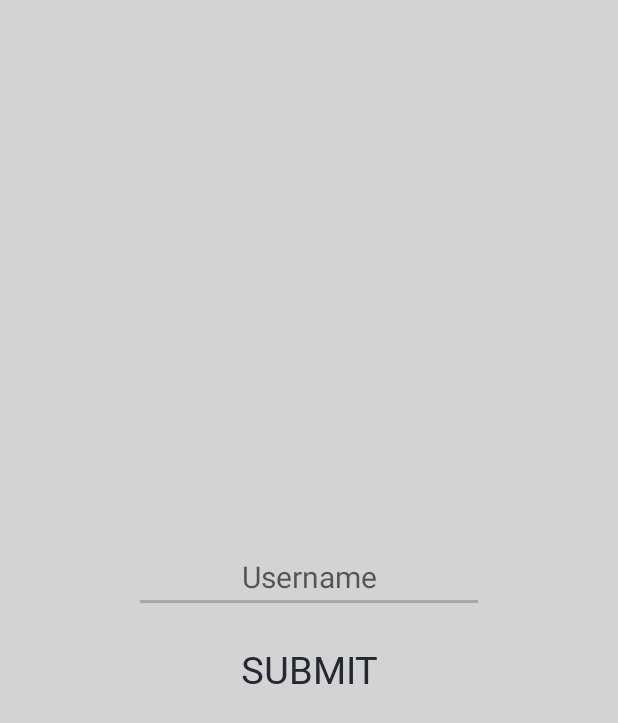
After one commit to zyngjaku/floors-android-game, an Android app: the LoginActivity screen opened directly, with no data from a screen before it, on a phone screen of 412 x 824 dp. The commit adds this screen. Shown: the top 723 px of the screen. Run offline under Robolectric (Android 15) with nearby library versions, the phone set to English and light mode, and no system bars; libraries missing offline, so code that uses them is left out: com.mysql.cj.

Commit message:
Added bestScore + LoginActivity

```diff
--- a/app/src/main/AndroidManifest.xml
+++ b/app/src/main/AndroidManifest.xml
@@ -1,6 +1,9 @@
 <?xml version="1.0" encoding="utf-8"?>
 <manifest xmlns:android="http://schemas.android.com/apk/res/android"
     package="io.github.zyngjaku.floors">
+
+    <uses-permission android:name="android.permission.INTERNET" />
+    <uses-permission android:name="android.permission.ACCESS_NETWORK_STATE" />
 
     <application
         android:allowBackup="true"
@@ -17,6 +20,8 @@
                 <category android:name="android.intent.category.LAUNCHER" />
             </intent-filter>
         </activity>
+        <activity android:name=".LoginActivity">
+        </activity>
         <activity android:name=".StatisticsActivity">
         </activity>
         <activity android:name=".GameActivity">
--- /dev/null
+++ b/app/src/main/java/io/github/zyngjaku/floors/LoginActivity.java
@@ -0,0 +1,103 @@
+package io.github.zyngjaku.floors;
+
+import android.app.Activity;
+import android.app.ProgressDialog;
+import android.content.Context;
+import android.content.Intent;
+import android.content.SharedPreferences;
+import android.os.Bundle;
+import android.util.Log;
+import android.view.View;
+import android.view.Window;
+import android.view.WindowManager;
+import android.widget.EditText;
+import android.widget.Toast;
+
+import com.mysql.cj.xdevapi.Collection;
+import com.mysql.cj.xdevapi.DbDoc;
+import com.mysql.cj.xdevapi.DbDocImpl;
+import com.mysql.cj.xdevapi.DocResult;
+import com.mysql.cj.xdevapi.JsonNumber;
+import com.mysql.cj.xdevapi.JsonString;
+import com.mysql.cj.xdevapi.Schema;
+import com.mysql.cj.xdevapi.Session;
+import com.mysql.cj.xdevapi.SessionFactory;
+
+import java.util.UUID;
+
+public class LoginActivity extends Activity {
+
+    private EditText usernameEditText;
+
+    @Override
+    protected void onCreate(Bundle savedInstanceState) {
+        super.onCreate(savedInstanceState);
+
+        this.getWindow().setFlags(WindowManager.LayoutParams.FLAG_FULLSCREEN, WindowManager.LayoutParams.FLAG_FULLSCREEN);
+        this.requestWindowFeature(Window.FEATURE_NO_TITLE);
+        this.setContentView(R.layout.activity_login);
+
+        usernameEditText = findViewById(R.id.username_edit_text);
+    }
+
+    private boolean isUsernameValid() {
+
+        return (usernameEditText.getText().toString().length() > 2);
+    }
+
+    public void onClickSubmit(View view) {
+        if (isUsernameValid()) {
+            SharedPreferences prefs = this.getSharedPreferences("AGH-Floors", Context.MODE_PRIVATE);
+
+            SharedPreferences.Editor editor = prefs.edit();
+            editor.putString("uniqueID", UUID.randomUUID().toString());
+            editor.putString("username", usernameEditText.getText().toString());
+            editor.apply();
+
+            //TODO: Insert do database uniqueID & username & best score dostępne pod
+            //prefs.getString("uniqueID", "null");
+            //prefs.getString("username", "null");
+            //prefs.getInt("bestScore", 0);
+        } else {
+            Toast.makeText(LoginActivity.this, "Username should have at least 3 characters!", Toast.LENGTH_LONG).show();
+        }
+    }
+
+    /*
+    public void addUserToStatistics() {
+        final ProgressDialog progressDialog = ProgressDialog.show(this, "","Please wait...", true);
+
+        Thread thread = new Thread(new Runnable() {
+            @Override
+            public void run() {
+                Session session = new SessionFactory().getSession("mysqlx://mysql.agh.edu.pl:33060/zyngier2?user=zyngier2&password=XLyfHv87RCN0QfsF");
+                System.err.println("Connected!");
+
+                SignInActivity.this.runOnUiThread(new Runnable() {
+                    public void run() {
+                        progressDialog.cancel();
+                        Toast.makeText(getApplicationContext(), "There are some troubles with server!", Toast.LENGTH_LONG).show();
+                    }
+                });
+
+                try {
+                    //Class.forName("com.mysql.jdbc.Driver");
+                    Class.forName("com.mysql.jdbc.Driver");
+                    Connection conn = DriverManager.getConnection("jdbc:msql://mysql.agh.edu.pl:3306/zyngier2", "zyngier2", "XLyfHv87RCN0QfsF");
+                    //Connection connection = DriverManager.getConnection("jdbc:mysql://192.168.1.2:3306/android", "andro", "andro");
+
+                    Statement st = conn.createStatement();
+                    st.executeUpdate("INSERT INTO ranking VALUES (1,'test',1)");
+                    conn.close();
+                } catch (Exception e) {
+                    System.err.println(e.getMessage());
+                }
+
+
+            }
+        });
+
+        thread.start();
+    }
+    */
+}
--- a/app/src/main/java/io/github/zyngjaku/floors/StatisticsActivity.java
+++ b/app/src/main/java/io/github/zyngjaku/floors/StatisticsActivity.java
@@ -15,9 +15,11 @@ public class StatisticsActivity extends Activity {
         this.requestWindowFeature(Window.FEATURE_NO_TITLE);
         this.setContentView(R.layout.activity_statistics);
 
+        //TODO: show best score and our score + position
         //SharedPreferences prefs = this.getSharedPreferences("AGH-Floors", Context.MODE_PRIVATE);
-        //String uniqueID = prefs.getString("uniqueID", "null");
-        //uniqueID dla użytkownika (powinno dzialac ale nei testowane)
+        //prefs.getString("uniqueID", "null");
+        //prefs.getInt("bestScore", 0);
+        //uniqueID dla użytkownika (powinno dzialac ale nie testowane)
     }
 
 }
--- a/app/src/main/java/io/github/zyngjaku/floors/game/Score.java
+++ b/app/src/main/java/io/github/zyngjaku/floors/game/Score.java
@@ -43,4 +43,8 @@ public class Score {
     public void incrScore() {
         this.score += 1;
     }
+
+    public int getScore() {
+        return score;
+    }
 }
--- /dev/null
+++ b/app/src/main/res/layout/activity_login.xml
@@ -0,0 +1,42 @@
+<?xml version="1.0" encoding="utf-8"?>
+<androidx.constraintlayout.widget.ConstraintLayout xmlns:android="http://schemas.android.com/apk/res/android"
+    xmlns:app="http://schemas.android.com/apk/res-auto"
+    xmlns:tools="http://schemas.android.com/tools"
+    android:layout_width="match_parent"
+    android:layout_height="match_parent"
+    android:background="@color/mainActivityBackground"
+    tools:context=".LoginActivity">
+
+    <LinearLayout
+        android:layout_width="match_parent"
+        android:layout_height="match_parent"
+        android:gravity="center"
+        android:orientation="vertical">
+
+        <EditText
+            android:id="@+id/username_edit_text"
+            android:layout_width="wrap_content"
+            android:layout_height="wrap_content"
+            android:ems="10"
+            android:textColor="?android:textColorHint"
+            android:textSize="20sp"
+            android:gravity="center"
+            android:layout_marginBottom="20dp"
+            android:inputType="textPersonName"
+            android:hint="Username" />
+
+        <TextView
+            android:layout_width="match_parent"
+            android:layout_height="wrap_content"
+            android:textColor="@color/mainActivityText"
+            android:textSize="25sp"
+            android:gravity="center"
+            android:clickable="true"
+            android:onClick="onClickSubmit"
+            android:fontFamily="@font/lato"
+            android:text="SUBMIT"
+            android:focusable="true" />
+
+    </LinearLayout>
+
+</androidx.constraintlayout.widget.ConstraintLayout>
--- a/app/src/main/res/layout/activity_statistics.xml
+++ b/app/src/main/res/layout/activity_statistics.xml
@@ -4,7 +4,7 @@
     xmlns:tools="http://schemas.android.com/tools"
     android:layout_width="match_parent"
     android:layout_height="match_parent"
-    android:background="@color/gameActivityBackground"
+    android:background="@color/mainActivityBackground"
     tools:context=".StatisticsActivity">
 
 
--- a/app/src/main/res/values/colors.xml
+++ b/app/src/main/res/values/colors.xml
@@ -2,11 +2,14 @@
 <resources>
     <color name="colorPrimary">#008577</color>
     <color name="colorPrimaryDark">#00574B</color>
-    <color name="colorAccent">#D81B60</color>
+    <color name="colorAccent">#a8a8a8</color>
 
     <color name="gameActivityBackground">#242833</color>
     <color name="gameActivityGreen">#4bc27e</color>
     <color name="gameActivityBlue">#0994bf</color>
     <color name="gameActivityRed">#ff7177</color>
     <color name="gameActivityScore">#4f525b</color>
+
+    <color name="mainActivityBackground">#D3D3D3</color>
+    <color name="mainActivityText">#242833</color>
 </resources>
```
Also changed, not shown: app/build.gradle (+6 -1 lines), app/src/main/java/io/github/zyngjaku/floors/MainActivity.java (+20 -12 lines), app/src/main/java/io/github/zyngjaku/floors/game/GameSurface.java (+10 -0 lines), app/src/main/java/io/github/zyngjaku/floors/utils/Database.java (added, +24 -0 lines), app/src/main/res/layout/activity_main.xml (+4 -4 lines), 1183 other files.
